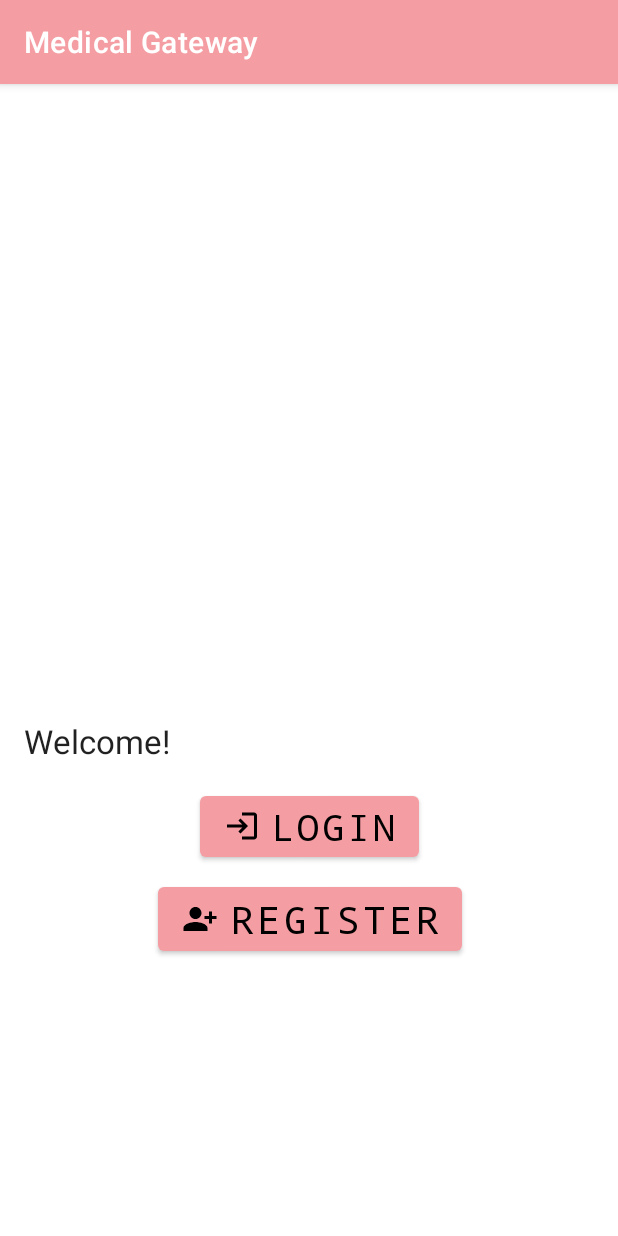
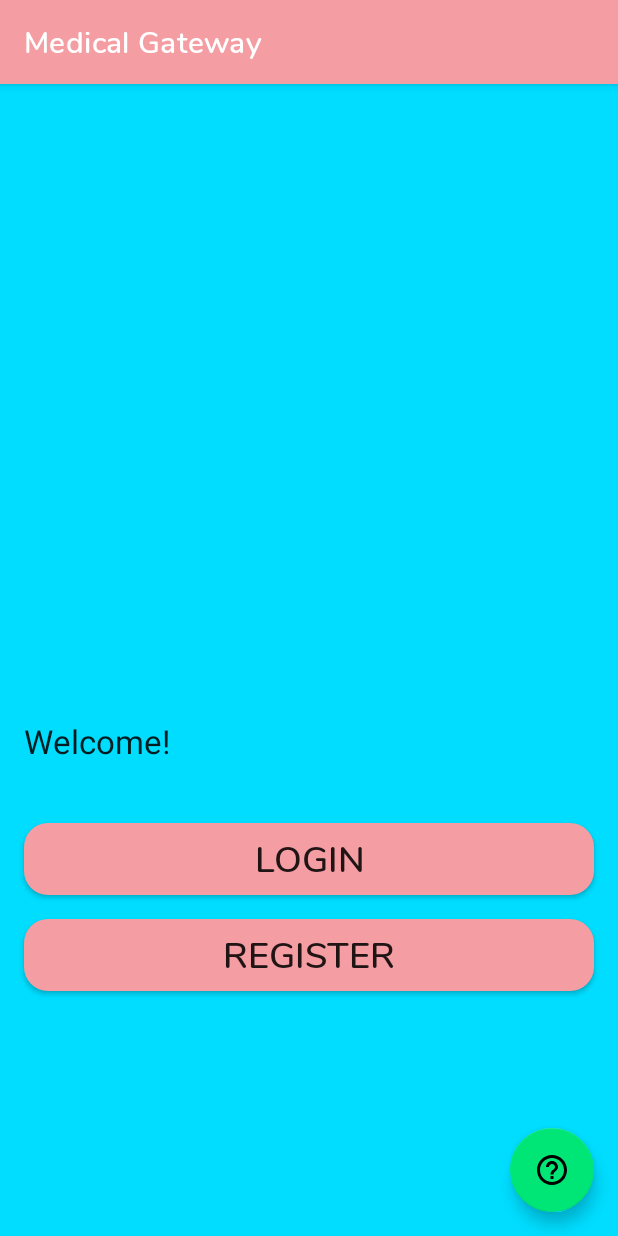
Before and after one commit to sbansal1999/medical-gateway, an Android app: the screen it shows after launch (MainActivity), on a phone screen of 412 x 824 dp. Run offline under Robolectric (Android 15) with nearby library versions, the phone set to English and light mode, and no system bars.

Commit message:
Added font file nunito_regular.ttf and changed accordingly in themes.xml, as well some positional changes in activity_main.xml

```diff
--- a/app/src/main/java/com/example/medicalgateway/MainActivity.java
+++ b/app/src/main/java/com/example/medicalgateway/MainActivity.java
@@ -5,14 +5,23 @@ import androidx.appcompat.app.AppCompatActivity;
 import android.os.Bundle;
 import android.widget.Button;
 
+import com.example.medicalgateway.databinding.ActivityMainBinding;
+
 public class MainActivity extends AppCompatActivity {
 
+    private ActivityMainBinding binding;
+
     //activity for the user to decide if he will login or register
+
+
 
     @Override
     protected void onCreate(Bundle savedInstanceState) {
         super.onCreate(savedInstanceState);
-        setContentView(R.layout.activity_main);
+
+        binding = ActivityMainBinding.inflate(getLayoutInflater());
+        setContentView(binding.getRoot());
+
     }
 
 }
--- /dev/null
+++ b/app/src/main/res/drawable/button_selector.xml
@@ -0,0 +1,8 @@
+<?xml version="1.0" encoding="utf-8"?>
+<selector xmlns:android="http://schemas.android.com/apk/res/android">
+
+    <item android:drawable="@drawable/button_selector_pressed" android:state_pressed="true"  />
+
+    <item android:drawable="@drawable/button_selector_default" />
+
+</selector>
--- /dev/null
+++ b/app/src/main/res/drawable/button_selector_default.xml
@@ -0,0 +1,11 @@
+<?xml version="1.0" encoding="utf-8"?>
+<shape xmlns:android="http://schemas.android.com/apk/res/android"
+    android:shape="rectangle">
+
+    <solid android:color="@color/primaryColor" />
+
+    <corners android:radius="16dp" />
+
+
+
+</shape>
--- /dev/null
+++ b/app/src/main/res/drawable/button_selector_pressed.xml
@@ -0,0 +1,9 @@
+<?xml version="1.0" encoding="utf-8"?>
+<shape xmlns:android="http://schemas.android.com/apk/res/android"
+    android:shape="rectangle">
+
+    <solid android:color="@color/primaryDarkColor" />
+
+    <corners android:radius="16dp" />
+
+</shape>
--- /dev/null
+++ b/app/src/main/res/drawable/ic_help.xml
@@ -0,0 +1,10 @@
+<vector xmlns:android="http://schemas.android.com/apk/res/android"
+    android:width="40dp"
+    android:height="40dp"
+    android:viewportWidth="24"
+    android:viewportHeight="24"
+    android:tint="?attr/colorControlNormal">
+  <path
+      android:fillColor="@android:color/white"
+      android:pathData="M11,18h2v-2h-2v2zM12,2C6.48,2 2,6.48 2,12s4.48,10 10,10 10,-4.48 10,-10S17.52,2 12,2zM12,20c-4.41,0 -8,-3.59 -8,-8s3.59,-8 8,-8 8,3.59 8,8 -3.59,8 -8,8zM12,6c-2.21,0 -4,1.79 -4,4h2c0,-1.1 0.9,-2 2,-2s2,0.9 2,2c0,2 -3,1.75 -3,5h2c0,-2.25 3,-2.5 3,-5 0,-2.21 -1.79,-4 -4,-4z"/>
+</vector>
--- a/app/src/main/res/layout/activity_main.xml
+++ b/app/src/main/res/layout/activity_main.xml
@@ -2,19 +2,18 @@
 <androidx.constraintlayout.widget.ConstraintLayout xmlns:android="http://schemas.android.com/apk/res/android"
     xmlns:app="http://schemas.android.com/apk/res-auto"
     xmlns:tools="http://schemas.android.com/tools"
-    android:id="@+id/button1"
     android:layout_width="match_parent"
     android:layout_height="match_parent"
+    android:background="@android:color/holo_blue_bright"
     tools:context=".MainActivity">
 
     <TextView
         style="@style/TextAppearance.AppCompat.Large"
         android:layout_width="wrap_content"
         android:layout_height="wrap_content"
-        android:layout_marginStart="16dp"
-        android:layout_marginLeft="16dp"
+        android:layout_marginStart="@dimen/standard_main"
+        android:layout_marginLeft="@dimen/standard_main"
         android:layout_marginBottom="8dp"
-        android:fontFamily="sans-serif"
         android:text="@string/welcome"
         app:layout_constraintBottom_toTopOf="@id/guideline_center"
         app:layout_constraintStart_toStartOf="parent" />
@@ -26,24 +25,44 @@
         android:orientation="horizontal"
         app:layout_constraintGuide_percent="0.60" />
 
-    <Button
-        android:id="@+id/button_loginMain"
-        style="@style/buttonMainActivity"
+    <androidx.appcompat.widget.AppCompatButton
+        android:id="@+id/button_login"
+        android:layout_width="0dp"
+        android:layout_height="wrap_content"
+        android:layout_marginStart="@dimen/standard_main"
+        android:layout_marginLeft="@dimen/standard_main"
+        android:layout_marginTop="32dp"
+        android:layout_marginEnd="@dimen/standard_main"
+        android:background="@drawable/button_selector"
         android:text="@string/login"
         android:textSize="24sp"
-        app:icon="@drawable/ic_login"
+        android:textStyle="bold"
         app:layout_constraintEnd_toEndOf="parent"
         app:layout_constraintStart_toStartOf="parent"
         app:layout_constraintTop_toBottomOf="@id/guideline_center" />
 
-    <Button
-        android:id="@+id/button_registerMain"
-        style="@style/buttonMainActivity"
+    <androidx.appcompat.widget.AppCompatButton
+        android:layout_width="0dp"
+        android:layout_height="wrap_content"
+        android:layout_marginTop="@dimen/standard_main"
+        android:background="@drawable/button_selector"
         android:text="@string/register"
-        android:textSize="25sp"
-        app:icon="@drawable/ic_register"
-        app:layout_constraintEnd_toEndOf="@id/button_loginMain"
-        app:layout_constraintStart_toStartOf="@+id/button_loginMain"
-        app:layout_constraintTop_toBottomOf="@id/button_loginMain" />
+        android:textSize="24sp"
+        android:textStyle="bold"
+        app:layout_constraintEnd_toEndOf="@id/button_login"
+        app:layout_constraintStart_toStartOf="@id/button_login"
+        app:layout_constraintTop_toBottomOf="@id/button_login" />
+
+    <com.google.android.material.floatingactionbutton.FloatingActionButton
+        android:layout_width="wrap_content"
+        android:layout_height="wrap_content"
+        android:layout_marginEnd="@dimen/standard_main"
+        android:layout_marginRight="@dimen/standard_main"
+        android:layout_marginBottom="@dimen/standard_main"
+        android:contentDescription="@string/help"
+        android:src="@drawable/ic_help"
+        app:layout_constraintBottom_toBottomOf="parent"
+        app:layout_constraintEnd_toEndOf="parent" />
+
 
 </androidx.constraintlayout.widget.ConstraintLayout>
--- a/app/src/main/res/layout/activity_register.xml
+++ b/app/src/main/res/layout/activity_register.xml
@@ -27,7 +27,7 @@
 
             <com.google.android.material.textfield.TextInputLayout
                 android:id="@+id/text_name"
-                style="@style/text_register"
+                style="@style/textStyle_register"
                 app:boxStrokeColor="#00008B"
                 app:boxStrokeWidth="3dp"
                 app:endIconMode="clear_text"
@@ -47,7 +47,7 @@
 
             <com.google.android.material.textfield.TextInputLayout
                 android:id="@+id/text_dob"
-                style="@style/text_register"
+                style="@style/textStyle_register"
                 app:boxStrokeColor="#00008B"
                 app:boxStrokeWidth="3dp"
                 app:endIconMode="clear_text"
@@ -66,7 +66,7 @@
 
             <com.google.android.material.textfield.TextInputLayout
                 android:id="@+id/text_password"
-                style="@style/text_register"
+                style="@style/textStyle_register"
                 app:boxStrokeColor="#00008B"
                 app:boxStrokeWidth="3dp"
                 app:endIconMode="password_toggle"
@@ -85,7 +85,7 @@
 
             <com.google.android.material.textfield.TextInputLayout
                 android:id="@+id/text_residential_address"
-                style="@style/text_register"
+                style="@style/textStyle_register"
                 app:boxStrokeColor="#00008B"
                 app:boxStrokeWidth="3dp"
                 app:endIconMode="clear_text"
@@ -104,7 +104,7 @@
 
             <com.google.android.material.textfield.TextInputLayout
                 android:id="@+id/text_email_address"
-                style="@style/text_register"
+                style="@style/textStyle_register"
                 app:boxStrokeColor="#00008B"
                 app:boxStrokeWidth="3dp"
                 app:endIconMode="clear_text"
@@ -121,11 +121,13 @@
             </com.google.android.material.textfield.TextInputLayout>
 
             <Button
-                android:id="@+id/button_register"
-                style="@style/text_register"
+                android:id="@+id/button_login"
+                style="@style/textStyle_register"
+                android:layout_width="wrap_content"
+                android:layout_height="wrap_content"
                 android:text="@string/register"
+                android:textAllCaps="false"
                 android:textSize="24sp"
-                android:textStyle="bold"
                 app:layout_constraintBottom_toBottomOf="parent"
                 app:layout_constraintEnd_toEndOf="@+id/checkBox_tc"
                 app:layout_constraintStart_toStartOf="@+id/checkBox_tc"
@@ -133,7 +135,7 @@
 
             <CheckBox
                 android:id="@+id/checkBox_tc"
-                style="@style/text_register"
+                style="@style/textStyle_register"
                 android:text="@string/terms_and_conditions"
                 app:layout_constraintStart_toStartOf="@+id/text_residential_address"
                 app:layout_constraintTop_toBottomOf="@+id/text_residential_address" />
--- a/app/src/main/res/values/dimens.xml
+++ b/app/src/main/res/values/dimens.xml
@@ -2,4 +2,5 @@
 <resources>
     <dimen name="oval_dimen">12dp</dimen>
     <dimen name="space_between_dots">4dp</dimen>
+    <dimen name="standard_main">16dp</dimen>
 </resources>
--- a/app/src/main/res/values/strings.xml
+++ b/app/src/main/res/values/strings.xml
@@ -23,7 +23,7 @@
     <string name="welcome">Welcome!</string>
     <string name="skip">Skip</string>
     <string name="next">Next</string>
-    <string name="register">Register</string>
     <string name="terms_and_conditions">I accept the Terms and Conditions</string>
+    <string name="help">Help</string>
 
 </resources>
--- a/app/src/main/res/values/styles.xml
+++ b/app/src/main/res/values/styles.xml
@@ -1,11 +1,5 @@
 <?xml version="1.0" encoding="utf-8"?>
 <resources>
-
-    <style name="buttonMainActivity" >
-        <item name="android:layout_width">wrap_content</item>
-        <item name="android:layout_height">wrap_content</item>
-        <item name="android:layout_marginTop">8dp</item>
-    </style>
 
     <style name="style_slider_dots">
         <item name="android:scaleType">fitXY</item>
@@ -24,7 +18,7 @@
         <item name="android:layout_marginRight">8dp</item>
     </style>
 
-    <style name="text_register" parent="Widget.MaterialComponents.TextInputLayout.OutlinedBox">
+    <style name="textStyle_register" parent="Widget.MaterialComponents.TextInputLayout.OutlinedBox">
         <item name="android:layout_width">match_parent</item>
         <item name="android:layout_height">wrap_content</item>
         <item name="android:layout_marginStart">16dp</item>
--- a/app/src/main/res/values/themes.xml
+++ b/app/src/main/res/values/themes.xml
@@ -12,7 +12,7 @@
         <!-- Status bar color. -->
         <item name="android:statusBarColor" tools:targetApi="l">?attr/colorPrimaryVariant</item>
         <!-- Customize your theme here. -->
-        <item name="android:typeface">monospace</item>
+        <item name="android:fontFamily">@font/nunito_regular</item>
     </style>
 
 
```
Also changed, not shown: app/src/main/res/font/nunito_regular.ttf (added).
